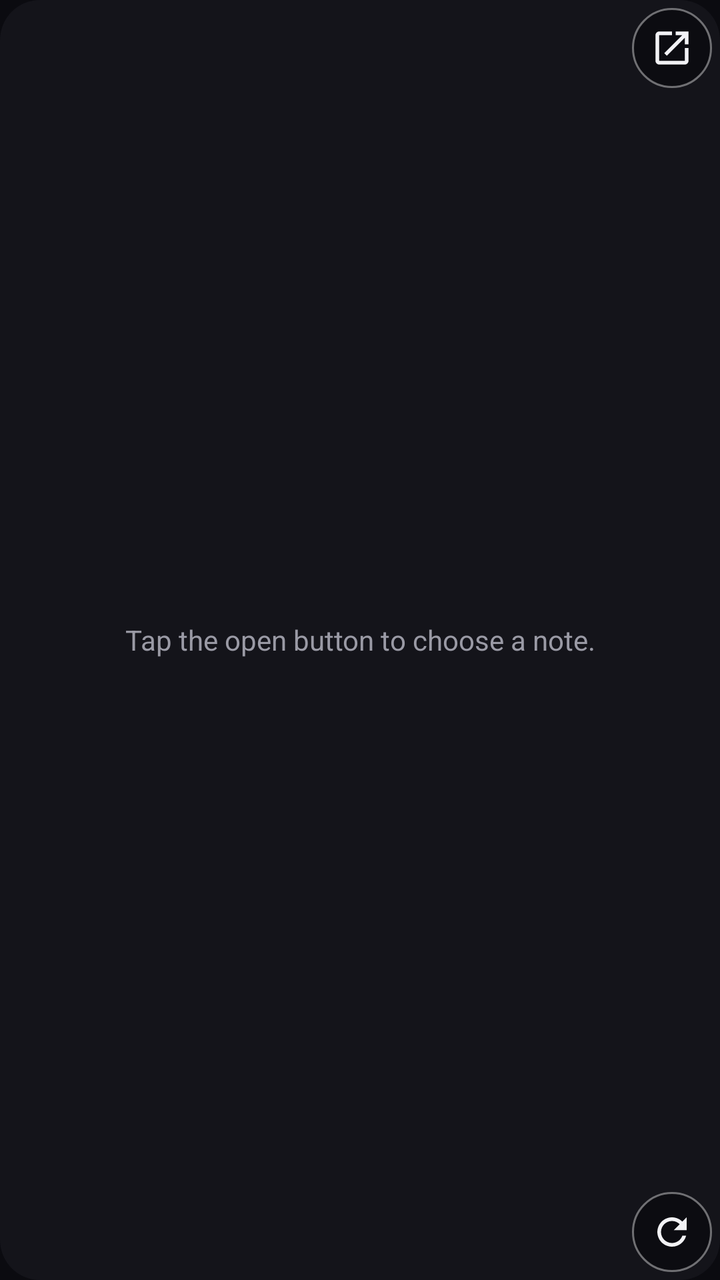
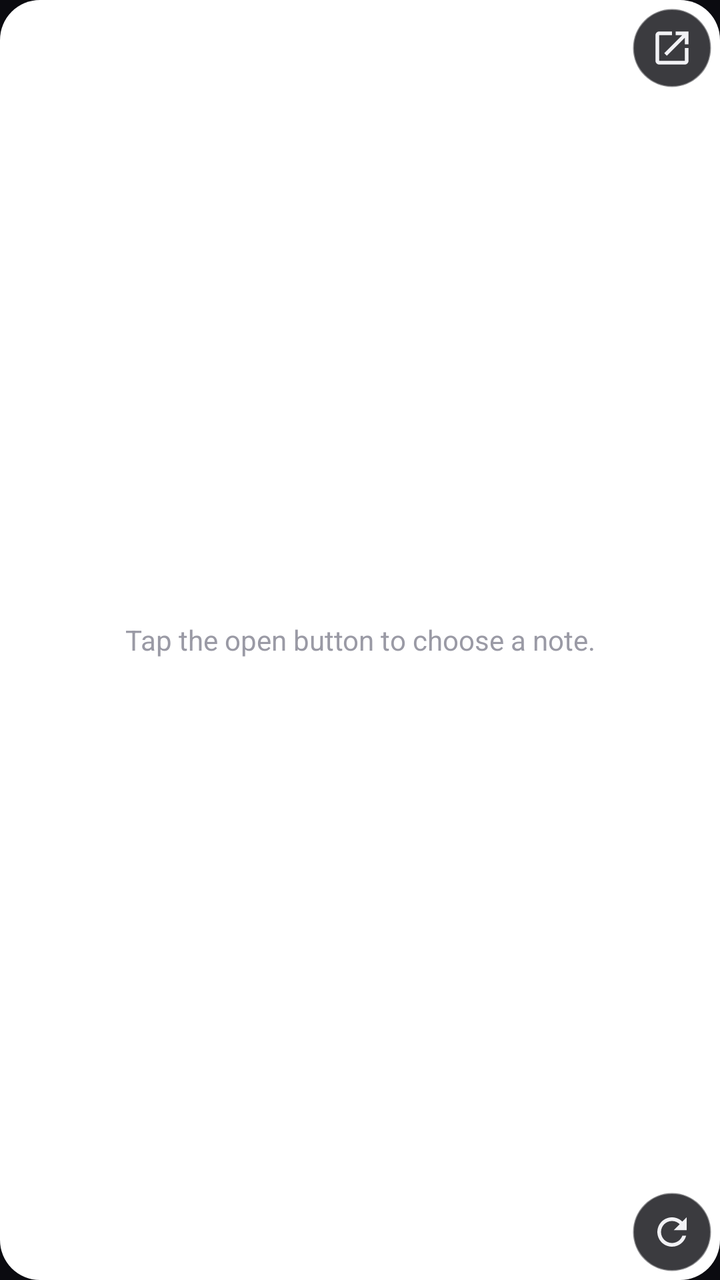

Screens rendered from an Android XML layout before and after an edit, with the pre-edit source and the edit as a unified diff.
<!-- AndroidManifest.xml: application theme Theme.TurboKeep -->
<!-- res/layout/widget_note.xml -->
<?xml version="1.0" encoding="utf-8"?>
<FrameLayout xmlns:android="http://schemas.android.com/apk/res/android"
    android:layout_width="match_parent"
    android:layout_height="match_parent"
    android:background="@drawable/widget_bg">

    <ListView
        android:id="@+id/list"
        android:layout_width="match_parent"
        android:layout_height="match_parent"
        android:clipToPadding="false"
        android:divider="@null"
        android:dividerHeight="0dp"
        android:paddingStart="12dp"
        android:paddingTop="10dp"
        android:paddingEnd="12dp"
        android:paddingBottom="44dp"
        android:scrollbars="none" />

    <TextView
        android:id="@+id/empty"
        android:layout_width="match_parent"
        android:layout_height="match_parent"
        android:gravity="center"
        android:padding="24dp"
        android:text="Tap the open button to choose a note."
        android:textColor="@color/widget_muted"
        android:textSize="14sp" />

    <ImageView
        android:id="@+id/open"
        android:layout_width="40dp"
        android:layout_height="40dp"
        android:layout_gravity="top|end"
        android:layout_margin="4dp"
        android:background="@drawable/widget_fab_bg"
        android:contentDescription="Open"
        android:padding="9dp"
        android:src="@drawable/ic_w_open" />

    <ImageView
        android:id="@+id/refresh"
        android:layout_width="40dp"
        android:layout_height="40dp"
        android:layout_gravity="bottom|end"
        android:layout_margin="4dp"
        android:background="@drawable/widget_fab_bg"
        android:contentDescription="Refresh"
        android:padding="9dp"
        android:src="@drawable/ic_w_refresh" />

    <ProgressBar
        android:id="@+id/refresh_spin"
        style="?android:attr/progressBarStyleSmall"
        android:layout_width="40dp"
        android:layout_height="40dp"
        android:layout_gravity="bottom|end"
        android:layout_margin="4dp"
        android:background="@drawable/widget_fab_bg"
        android:indeterminate="true"
        android:indeterminateTint="@color/widget_accent"
        android:padding="8dp"
        android:visibility="gone" />
</FrameLayout>
<!-- resources referenced by this layout -->
<resources>
  <color name="widget_accent">#FFFFB020</color>
  <color name="widget_muted">#FF9A9AA5</color>
  <!-- drawable ic_w_open (drawable) -->
  <?xml version="1.0" encoding="utf-8"?>
  <vector xmlns:android="http://schemas.android.com/apk/res/android" android:width="24dp" android:height="24dp" android:viewportWidth="24" android:viewportHeight="24">
      <path android:fillColor="#FFF2F2F5" android:pathData="M19,19H5V5h7V3H5c-1.11,0 -2,0.9 -2,2v14c0,1.1 0.89,2 2,2h14c1.1,0 2,-0.9 2,-2v-7h-2v7zM14,3v2h3.59l-9.83,9.83 1.41,1.41L19,6.41V10h2V3h-7z" />
  </vector>
  <!-- drawable ic_w_refresh (drawable) -->
  <?xml version="1.0" encoding="utf-8"?>
  <vector xmlns:android="http://schemas.android.com/apk/res/android" android:width="24dp" android:height="24dp" android:viewportWidth="24" android:viewportHeight="24">
      <path android:fillColor="#FFF2F2F5" android:pathData="M17.65,6.35C16.2,4.9 14.21,4 12,4c-4.42,0 -7.99,3.58 -7.99,8s3.57,8 7.99,8c3.73,0 6.84,-2.55 7.73,-6h-2.08c-0.82,2.33 -3.04,4 -5.65,4 -3.31,0 -6,-2.69 -6,-6s2.69,-6 6,-6c1.66,0 3.14,0.69 4.22,1.78L13,11h7V4l-2.35,2.35z" />
  </vector>
  <!-- drawable widget_bg (drawable) -->
  <?xml version="1.0" encoding="utf-8"?>
  <shape xmlns:android="http://schemas.android.com/apk/res/android" android:shape="rectangle">
      <solid android:color="@color/widget_bg" />
      <corners android:radius="20dp" />
  </shape>
  <!-- drawable widget_fab_bg (drawable) -->
  <?xml version="1.0" encoding="utf-8"?>
  <shape xmlns:android="http://schemas.android.com/apk/res/android" android:shape="oval">
      <solid android:color="#CC0B0B10" />
      <stroke android:width="1dp" android:color="#66FFFFFF" />
  </shape>
  <style name="Theme.TurboKeep" parent="Theme.AppCompat.DayNight.NoActionBar">
          <item name="android:windowBackground">@color/keep_bg</item>
          <item name="android:statusBarColor">@android:color/transparent</item>
          <item name="android:navigationBarColor">@android:color/transparent</item>
      </style>
  <color name="widget_bg">#EE15151B</color>
  <color name="keep_bg">#FF0B0B10</color>
</resources>

<!-- the commit's change to res/layout/widget_note.xml (unified diff, before → after) -->
@@ -1,8 +1,14 @@
 <?xml version="1.0" encoding="utf-8"?>
 <FrameLayout xmlns:android="http://schemas.android.com/apk/res/android"
     android:layout_width="match_parent"
-    android:layout_height="match_parent"
-    android:background="@drawable/widget_bg">
+    android:layout_height="match_parent">
+
+    <ImageView
+        android:id="@+id/bg"
+        android:layout_width="match_parent"
+        android:layout_height="match_parent"
+        android:scaleType="fitXY"
+        android:src="@drawable/widget_bg_md" />
 
     <ListView
         android:id="@+id/list"
<!-- resource entries referenced after the edit -->
@@ -12,10 +12,10 @@
   <vector xmlns:android="http://schemas.android.com/apk/res/android" android:width="24dp" android:height="24dp" android:viewportWidth="24" android:viewportHeight="24">
       <path android:fillColor="#FFF2F2F5" android:pathData="M17.65,6.35C16.2,4.9 14.21,4 12,4c-4.42,0 -7.99,3.58 -7.99,8s3.57,8 7.99,8c3.73,0 6.84,-2.55 7.73,-6h-2.08c-0.82,2.33 -3.04,4 -5.65,4 -3.31,0 -6,-2.69 -6,-6s2.69,-6 6,-6c1.66,0 3.14,0.69 4.22,1.78L13,11h7V4l-2.35,2.35z" />
   </vector>
-  <!-- drawable widget_bg (drawable) -->
+  <!-- drawable widget_bg_md (drawable) -->
   <?xml version="1.0" encoding="utf-8"?>
   <shape xmlns:android="http://schemas.android.com/apk/res/android" android:shape="rectangle">
-      <solid android:color="@color/widget_bg" />
+      <solid android:color="#FFFFFFFF" />
       <corners android:radius="20dp" />
   </shape>
   <!-- drawable widget_fab_bg (drawable) -->
@@ -29,7 +29,6 @@
           <item name="android:statusBarColor">@android:color/transparent</item>
           <item name="android:navigationBarColor">@android:color/transparent</item>
       </style>
-  <color name="widget_bg">#EE15151B</color>
   <color name="keep_bg">#FF0B0B10</color>
 </resources>
 
